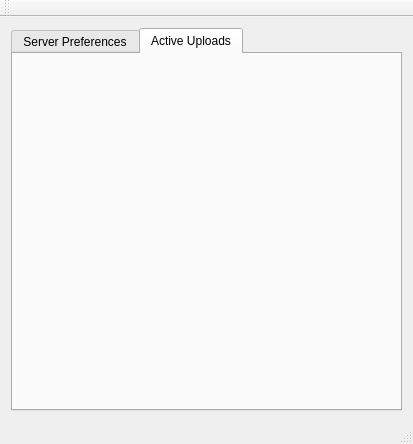
Above: QtFileTransferServer/mainwindow.ui from mrafcho001/QtFileTransfer before the change. Below: the same form after it.
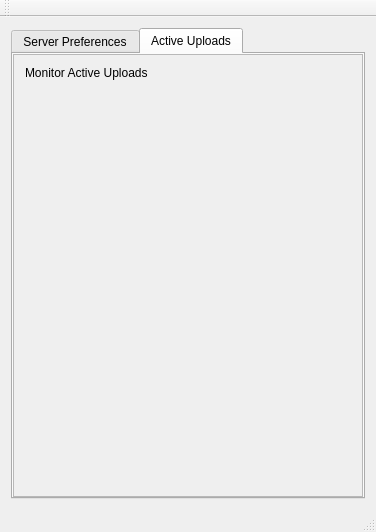
That is the form after the change. The open tabs and pages were chosen to show the change.

What changed in the file:
```diff
--- a/QtFileTransferServer/mainwindow.ui
+++ b/QtFileTransferServer/mainwindow.ui
@@ -6,8 +6,8 @@
    <rect>
     <x>0</x>
     <y>0</y>
-    <width>413</width>
-    <height>444</height>
+    <width>376</width>
+    <height>532</height>
    </rect>
   </property>
   <property name="windowTitle">
@@ -108,6 +108,63 @@
        <attribute name="title">
         <string>Active Uploads</string>
        </attribute>
+       <layout class="QVBoxLayout" name="verticalLayout_3">
+        <property name="margin">
+         <number>0</number>
+        </property>
+        <item>
+         <widget class="QScrollArea" name="scrollArea">
+          <property name="widgetResizable">
+           <bool>true</bool>
+          </property>
+          <widget class="QWidget" name="scrollAreaWidgetContents">
+           <property name="geometry">
+            <rect>
+             <x>0</x>
+             <y>0</y>
+             <width>354</width>
+             <height>444</height>
+            </rect>
+           </property>
+           <layout class="QVBoxLayout" name="verticalLayout_5" stretch="1,100">
+            <item>
+             <widget class="QLabel" name="label_2">
+              <property name="sizePolicy">
+               <sizepolicy hsizetype="Preferred" vsizetype="Minimum">
+                <horstretch>0</horstretch>
+                <verstretch>0</verstretch>
+               </sizepolicy>
+              </property>
+              <property name="text">
+               <string>Monitor Active Uploads</string>
+              </property>
+             </widget>
+            </item>
+            <item>
+             <layout class="QVBoxLayout" name="vlProgressBarLayout" stretch="0">
+              <property name="sizeConstraint">
+               <enum>QLayout::SetDefaultConstraint</enum>
+              </property>
+              <item>
+               <spacer name="verticalSpacer">
+                <property name="orientation">
+                 <enum>Qt::Vertical</enum>
+                </property>
+                <property name="sizeHint" stdset="0">
+                 <size>
+                  <width>20</width>
+                  <height>40</height>
+                 </size>
+                </property>
+               </spacer>
+              </item>
+             </layout>
+            </item>
+           </layout>
+          </widget>
+         </widget>
+        </item>
+       </layout>
       </widget>
      </widget>
     </item>
```
Left out of the diff: 2 changed lines with no effect on the pictures.
